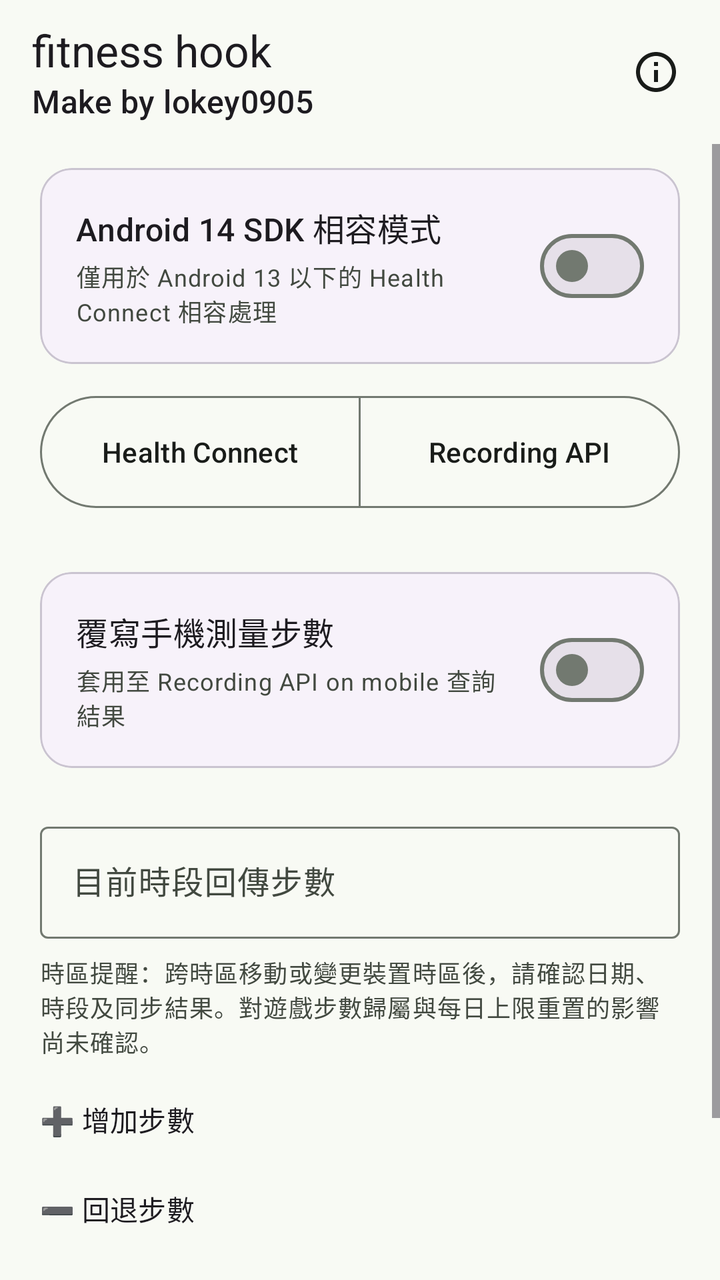
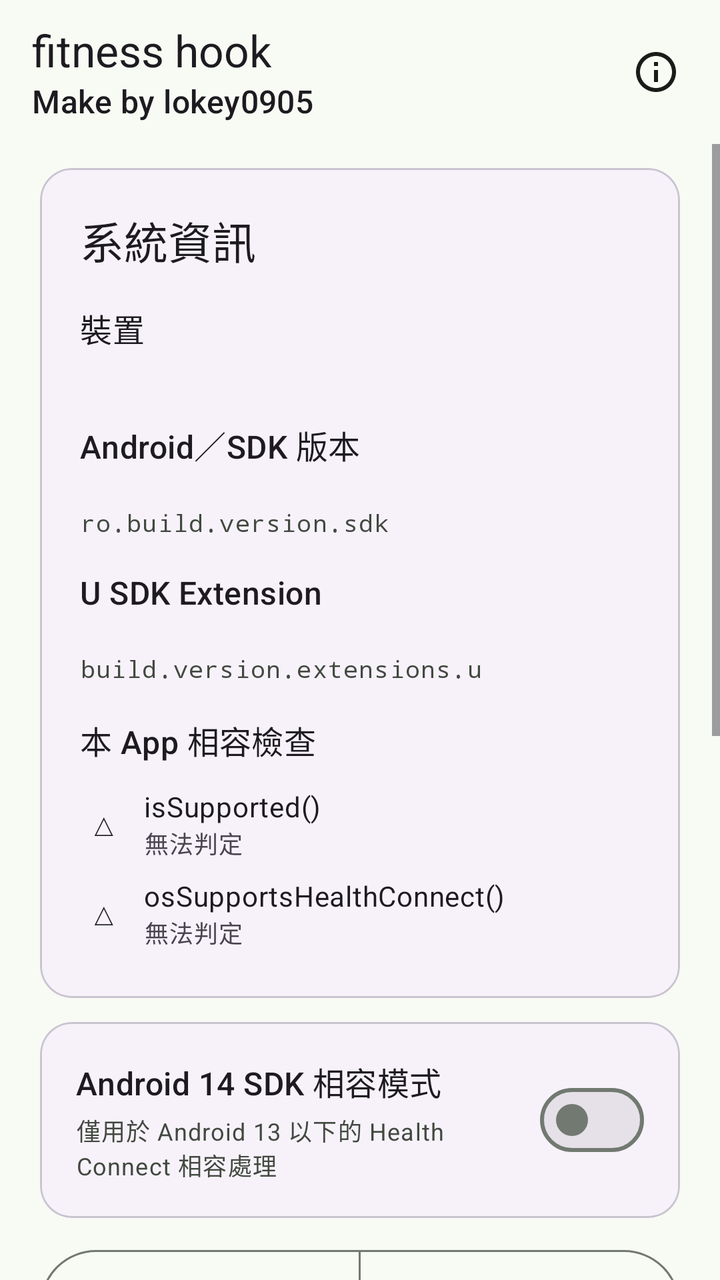

Screens rendered from an Android XML layout before and after an edit, with the pre-edit source and the edit as a unified diff.
<!-- AndroidManifest.xml: activity theme Theme.FitnessHooks -->
<!-- res/layout/activity_hook_settings.xml -->
<?xml version="1.0" encoding="utf-8"?>
<LinearLayout xmlns:android="http://schemas.android.com/apk/res/android"
    xmlns:app="http://schemas.android.com/apk/res-auto"
    android:layout_width="match_parent"
    android:layout_height="match_parent"
    android:orientation="vertical">

    <com.google.android.material.appbar.MaterialToolbar
        android:id="@+id/toolbar"
        android:layout_width="match_parent"
        android:layout_height="wrap_content"
        android:minHeight="72dp"
        android:paddingStart="8dp"
        android:paddingEnd="8dp"
        app:menu="@menu/hook_settings_actions"
        app:subtitle="@string/settings_subtitle"
        app:title="@string/settings_title" />

    <ScrollView
        android:layout_width="match_parent"
        android:layout_height="0dp"
        android:layout_weight="1"
        android:clipToPadding="false"
        android:fillViewport="true">

        <LinearLayout
            android:layout_width="match_parent"
            android:layout_height="wrap_content"
            android:orientation="vertical"
            android:paddingStart="20dp"
            android:paddingTop="12dp"
            android:paddingEnd="20dp"
            android:paddingBottom="28dp">

            <LinearLayout
                android:id="@+id/common_controls"
                android:layout_width="match_parent"
                android:layout_height="wrap_content"
                android:orientation="vertical">

                <com.google.android.material.card.MaterialCardView
                    android:id="@+id/sdk_hook_card"
                    android:layout_width="match_parent"
                    android:layout_height="wrap_content"
                    android:layout_marginBottom="12dp"
                    app:cardBackgroundColor="?attr/colorSurfaceContainerLow"
                    app:cardCornerRadius="16dp"
                    app:cardElevation="0dp">

                    <LinearLayout
                        android:layout_width="match_parent"
                        android:layout_height="wrap_content"
                        android:gravity="center_vertical"
                        android:orientation="horizontal"
                        android:padding="18dp">

                        <LinearLayout
                            android:layout_width="0dp"
                            android:layout_height="wrap_content"
                            android:layout_weight="1"
                            android:orientation="vertical"
                            android:paddingStart="0dp"
                            android:paddingEnd="12dp">

                            <TextView
                                android:layout_width="match_parent"
                                android:layout_height="wrap_content"
                                android:text="@string/sdk_hook"
                                android:textAppearance="?attr/textAppearanceTitleMedium" />

                            <TextView
                                android:id="@+id/sdk_hook_summary"
                                android:layout_width="match_parent"
                                android:layout_height="wrap_content"
                                android:layout_marginTop="4dp"
                                android:text="@string/sdk_hook_summary"
                                android:textAppearance="?attr/textAppearanceBodySmall"
                                android:textColor="?attr/colorOnSurfaceVariant" />
                        </LinearLayout>

                        <com.google.android.material.materialswitch.MaterialSwitch
                            android:id="@+id/sdk_hook_switch"
                            android:layout_width="wrap_content"
                            android:layout_height="wrap_content"
                            android:contentDescription="@string/sdk_hook" />
                    </LinearLayout>
                </com.google.android.material.card.MaterialCardView>

                <com.google.android.material.card.MaterialCardView
                    android:id="@+id/module_status_card"
                    android:layout_width="match_parent"
                    android:layout_height="wrap_content"
                    android:layout_marginBottom="12dp"
                    android:visibility="gone"
                    app:cardBackgroundColor="?attr/colorErrorContainer"
                    app:cardCornerRadius="16dp"
                    app:cardElevation="0dp">

                    <LinearLayout
                        android:layout_width="match_parent"
                        android:layout_height="wrap_content"
                        android:orientation="vertical"
                        android:padding="18dp">

                        <TextView
                            android:layout_width="match_parent"
                            android:layout_height="wrap_content"
                            android:text="@string/module_inactive_title"
                            android:textAppearance="?attr/textAppearanceTitleMedium"
                            android:textColor="?attr/colorOnErrorContainer" />

                        <TextView
                            android:layout_width="match_parent"
                            android:layout_height="wrap_content"
                            android:layout_marginTop="4dp"
                            android:text="@string/module_inactive_summary"
                            android:textAppearance="?attr/textAppearanceBodyMedium"
                            android:textColor="?attr/colorOnErrorContainer" />
                    </LinearLayout>
                </com.google.android.material.card.MaterialCardView>
            </LinearLayout>

            <com.google.android.material.button.MaterialButtonToggleGroup
                android:id="@+id/step_mode_group"
                android:layout_width="match_parent"
                android:layout_height="wrap_content"
                android:layout_marginBottom="16dp"
                app:selectionRequired="true"
                app:singleSelection="true">

                <com.google.android.material.button.MaterialButton
                    android:id="@+id/mode_health"
                    style="?attr/materialButtonOutlinedStyle"
                    android:layout_width="0dp"
                    android:layout_height="64dp"
                    android:layout_weight="1"
                    android:paddingStart="8dp"
                    android:paddingEnd="8dp"
                    android:text="@string/mode_health"
                    android:textAllCaps="false"
                    android:textSize="14sp" />

                <com.google.android.material.button.MaterialButton
                    android:id="@+id/mode_recording"
                    style="?attr/materialButtonOutlinedStyle"
                    android:layout_width="0dp"
                    android:layout_height="64dp"
                    android:layout_weight="1"
                    android:paddingStart="8dp"
                    android:paddingEnd="8dp"
                    android:text="@string/mode_recording"
                    android:textAllCaps="false"
                    android:textSize="14sp" />
            </com.google.android.material.button.MaterialButtonToggleGroup>

            <LinearLayout
                android:id="@+id/health_controls"
                android:layout_width="match_parent"
                android:layout_height="wrap_content"
                android:layout_marginBottom="16dp"
                android:orientation="vertical"
                android:visibility="gone">

                <TextView
                    android:id="@+id/health_status"
                    android:layout_width="match_parent"
                    android:layout_height="wrap_content"
                    android:layout_marginBottom="12dp"
                    android:accessibilityLiveRegion="polite"
                    android:textAppearance="?attr/textAppearanceBodyMedium" />

                <com.google.android.material.card.MaterialCardView
                    android:id="@+id/health_action"
                    android:layout_width="match_parent"
                    android:layout_height="wrap_content"
                    android:layout_marginBottom="12dp"
                    android:clickable="true"
                    android:focusable="true"
                    android:minHeight="48dp"
                    android:screenReaderFocusable="true"
                    app:cardBackgroundColor="?attr/colorSurfaceContainerLow"
                    app:cardCornerRadius="16dp"
                    app:cardElevation="0dp"
                    app:rippleColor="?attr/colorControlHighlight">

                    <LinearLayout
                        android:layout_width="match_parent"
                        android:layout_height="wrap_content"
                        android:gravity="center_vertical"
                        android:orientation="horizontal"
                        android:padding="18dp">

                        <LinearLayout
                            android:layout_width="0dp"
                            android:layout_height="wrap_content"
                            android:layout_weight="1"
                            android:orientation="vertical"
                            android:paddingStart="0dp"
                            android:paddingEnd="12dp">

                            <TextView
                                android:id="@+id/health_action_title"
                                android:layout_width="match_parent"
                                android:layout_height="wrap_content"
                                android:focusable="false"
                                android:text="@string/health_grant"
                                android:textAppearance="?attr/textAppearanceTitleMedium" />

                            <TextView
                                android:id="@+id/health_action_summary"
                                android:layout_width="match_parent"
                                android:layout_height="wrap_content"
                                android:layout_marginTop="4dp"
                                android:focusable="false"
                                android:text="@string/health_grant_summary"
                                android:textAppearance="?attr/textAppearanceBodySmall"
                                android:textColor="?attr/colorOnSurfaceVariant" />
                        </LinearLayout>

                        <androidx.appcompat.widget.AppCompatImageView
                            android:layout_width="24dp"
                            android:layout_height="24dp"
                            android:contentDescription="@null"
                            android:importantForAccessibility="no"
                            app:srcCompat="@drawable/ic_chevron_right"
                            app:tint="?attr/colorOnSurfaceVariant" />
                    </LinearLayout>
                </com.google.android.material.card.MaterialCardView>

                <com.google.android.material.card.MaterialCardView
                    android:id="@+id/health_settings"
                    android:layout_width="match_parent"
                    android:layout_height="wrap_content"
                    android:clickable="true"
                    android:focusable="true"
                    android:minHeight="48dp"
                    android:screenReaderFocusable="true"
                    app:cardBackgroundColor="?attr/colorSurfaceContainerLow"
                    app:cardCornerRadius="16dp"
                    app:cardElevation="0dp"
                    app:rippleColor="?attr/colorControlHighlight">

                    <LinearLayout
                        android:layout_width="match_parent"
                        android:layout_height="wrap_content"
                        android:gravity="center_vertical"
                        android:orientation="horizontal"
                        android:padding="18dp">

                        <LinearLayout
                            android:layout_width="0dp"
                            android:layout_height="wrap_content"
                            android:layout_weight="1"
                            android:orientation="vertical"
                            android:paddingStart="0dp"
                            android:paddingEnd="12dp">

                            <TextView
                                android:layout_width="match_parent"
                                android:layout_height="wrap_content"
                                android:focusable="false"
                                android:text="@string/health_settings"
                                android:textAppearance="?attr/textAppearanceTitleMedium" />

                            <TextView
                                android:layout_width="match_parent"
                                android:layout_height="wrap_content"
                                android:layout_marginTop="4dp"
                                android:focusable="false"
                                android:text="@string/health_settings_summary"
                                android:textAppearance="?attr/textAppearanceBodySmall"
                                android:textColor="?attr/colorOnSurfaceVariant" />
                        </LinearLayout>

                        <androidx.appcompat.widget.AppCompatImageView
                            android:layout_width="24dp"
                            android:layout_height="24dp"
                            android:contentDescription="@null"
                            android:importantForAccessibility="no"
                            app:srcCompat="@drawable/ic_chevron_right"
                            app:tint="?attr/colorOnSurfaceVariant" />
                    </LinearLayout>
                </com.google.android.material.card.MaterialCardView>
            </LinearLayout>

            <com.google.android.material.card.MaterialCardView
                android:id="@+id/recording_controls"
                android:layout_width="match_parent"
                android:layout_height="wrap_content"
                android:layout_marginTop="12dp"
                app:cardBackgroundColor="?attr/colorSurfaceContainerLow"
                app:cardCornerRadius="16dp"
                app:cardElevation="0dp">

                <LinearLayout
                    android:layout_width="match_parent"
                    android:layout_height="wrap_content"
                    android:gravity="center_vertical"
                    android:orientation="horizontal"
                    android:padding="18dp">

                    <LinearLayout
                        android:layout_width="0dp"
                        android:layout_height="wrap_content"
                        android:layout_weight="1"
                        android:orientation="vertical"
                        android:paddingStart="0dp"
                        android:paddingEnd="12dp">

                        <TextView
                            android:layout_width="match_parent"
                            android:layout_height="wrap_content"
                            android:text="@string/step_hook"
                            android:textAppearance="?attr/textAppearanceTitleMedium" />

                        <TextView
                            android:layout_width="match_parent"
                            android:layout_height="wrap_content"
                            android:layout_marginTop="4dp"
                            android:text="@string/step_hook_summary"
                            android:textAppearance="?attr/textAppearanceBodySmall"
                            android:textColor="?attr/colorOnSurfaceVariant" />
                    </LinearLayout>

                    <com.google.android.material.materialswitch.MaterialSwitch
                        android:id="@+id/step_hook_switch"
                        android:layout_width="wrap_content"
                        android:layout_height="wrap_content" />
                </LinearLayout>
            </com.google.android.material.card.MaterialCardView>

            <com.google.android.material.textfield.TextInputLayout
                android:id="@+id/step_count_layout"
                style="@style/Widget.Material3.TextInputLayout.OutlinedBox"
                android:layout_width="match_parent"
                android:layout_height="wrap_content"
                android:layout_marginTop="24dp"
                android:hint="@string/step_count"
                app:suffixText="@string/step_unit">

                <com.google.android.material.textfield.TextInputEditText
                    android:id="@+id/step_count_input"
                    android:layout_width="match_parent"
                    android:layout_height="wrap_content"
                    android:imeOptions="actionDone"
                    android:inputType="number"
                    android:maxLength="7"
                    android:minHeight="56dp" />
            </com.google.android.material.textfield.TextInputLayout>

            <TextView
                android:id="@+id/health_hour"
                android:layout_width="match_parent"
                android:layout_height="wrap_content"
                android:layout_marginTop="8dp"
                android:textAppearance="?attr/textAppearanceLabelLarge"
                android:visibility="gone" />

            <TextView
                android:id="@+id/health_step_explanation"
                android:layout_width="match_parent"
                android:layout_height="wrap_content"
                android:layout_marginTop="4dp"
                android:text="@string/health_step_explanation"
                android:textAppearance="?attr/textAppearanceBodySmall"
                android:textColor="?attr/colorOnSurfaceVariant"
                android:visibility="gone" />

            <TextView
                android:id="@+id/step_limit_warning"
                android:layout_width="match_parent"
                android:layout_height="wrap_content"
                android:layout_marginTop="8dp"
                android:accessibilityLiveRegion="polite"
                android:text="@string/step_limit_warning"
                android:textAppearance="?attr/textAppearanceBodySmall"
                android:textColor="?attr/colorError"
                android:visibility="gone" />

            <TextView
                android:id="@+id/step_time_zone_notice"
                android:layout_width="match_parent"
                android:layout_height="wrap_content"
                android:layout_marginTop="8dp"
                android:text="@string/step_time_zone_notice"
                android:textAppearance="?attr/textAppearanceBodySmall"
                android:textColor="?attr/colorOnSurfaceVariant" />

            <TextView
                android:layout_width="match_parent"
                android:layout_height="wrap_content"
                android:layout_marginTop="20dp"
                android:text="@string/quick_add"
                android:textAppearance="?attr/textAppearanceTitleSmall" />

            <GridLayout
                android:id="@+id/increment_buttons"
                android:layout_width="match_parent"
                android:layout_height="wrap_content"
                android:layout_marginTop="8dp"
                android:columnCount="3"
                android:orientation="horizontal"
                android:rowCount="2" />

            <TextView
                android:layout_width="match_parent"
                android:layout_height="wrap_content"
                android:layout_marginTop="16dp"
                android:text="@string/quick_subtract"
                android:textAppearance="?attr/textAppearanceTitleSmall" />

            <GridLayout
                android:id="@+id/decrement_buttons"
                android:layout_width="match_parent"
                android:layout_height="wrap_content"
                android:layout_marginTop="8dp"
                android:columnCount="3"
                android:orientation="horizontal"
                android:rowCount="2" />

            <com.google.android.material.button.MaterialButton
                android:id="@+id/save_button"
                android:layout_width="match_parent"
                android:layout_height="56dp"
                android:layout_marginTop="28dp"
                android:text="@string/save"
                android:textAppearance="?attr/textAppearanceLabelLarge"
                app:cornerRadius="20dp" />
        </LinearLayout>
    </ScrollView>
</LinearLayout>
<!-- resources referenced by this layout -->
<resources>
  <!-- drawable ic_chevron_right (drawable) -->
  <?xml version="1.0" encoding="utf-8"?>
  <vector xmlns:android="http://schemas.android.com/apk/res/android"
      xmlns:tools="http://schemas.android.com/tools"
      android:width="24dp"
      android:height="24dp"
      android:viewportWidth="24"
      android:viewportHeight="24"
      tools:ignore="NewApi">
    <path
        android:name="path"
        android:pathData="M 8.59 16.59 L 13.17 12 L 8.59 7.41 L 10 6 L 16 12 L 10 18 L 8.59 16.59 Z"
        android:fillColor="#000"
        android:strokeWidth="1"/>
  </vector>
  <string name="health_grant">授權寫入步數</string>
  <string name="health_grant_summary">管理本 App 的步數寫入權限</string>
  <string name="health_settings">開啟 Health Connect 設定</string>
  <string name="health_settings_summary">管理已連結 App、資料與權限</string>
  <string name="health_step_explanation">僅更新本 App 在目前小時的手動步數；重複同步不會累加，輸入 0 可清除這筆紀錄，其他來源不受影響。切換到下一小時後重新開始。這不是 Health Connect 的今日總步數。</string>
  <string name="mode_health">Health Connect</string>
  <string name="mode_recording">Recording API</string>
  <string name="module_inactive_summary">請在 LSPosed 啟用 Fitness Hooks，並將 Fitness Hooks 與目標 App 加入作用域，再強制停止並重新開啟本程式。</string>
  <string name="module_inactive_title">LSPosed 模組尚未啟用</string>
  <string name="quick_add">➕ 增加步數</string>
  <string name="quick_subtract">➖ 回退步數</string>
  <string name="save">儲存設定</string>
  <string name="sdk_hook">Android 14 SDK 相容模式</string>
  <string name="sdk_hook_summary">僅用於 Android 13 以下的 Health Connect 相容處理</string>
  <string name="settings_subtitle">Make by lokey0905</string>
  <string name="settings_title">fitness hook</string>
  <string name="step_count">目前時段回傳步數</string>
  <string name="step_hook">覆寫手機測量步數</string>
  <string name="step_hook_summary">套用至 Recording API on mobile 查詢結果</string>
  <string name="step_limit_warning">目前輸入已超過 50,000 步。Pikmin Bloom 的盆栽背包花苗每日最多採計 50,000 步，超過後須等隔天；這不是整個遊戲總步數的上限。\n\n此欄位是目前時段的步數，本 App 未讀取今日累計，請一併留意其他時段及來源的步數。</string>
  <string name="step_time_zone_notice">時區提醒：跨時區移動或變更裝置時區後，請確認日期、時段及同步結果。對遊戲步數歸屬與每日上限重置的影響尚未確認。</string>
  <string name="step_unit">步</string>
  <color name="pikmin_primary">#356A3E</color>
  <color name="pikmin_on_primary">#FFFFFF</color>
  <color name="pikmin_primary_container">#B7F1BA</color>
  <color name="pikmin_on_primary_container">#002109</color>
  <color name="pikmin_secondary">#52634F</color>
  <color name="pikmin_on_secondary">#FFFFFF</color>
  <color name="pikmin_secondary_container">#D5E8CF</color>
  <color name="pikmin_on_secondary_container">#101F10</color>
  <color name="pikmin_tertiary">#6B5D2F</color>
  <color name="pikmin_on_tertiary">#FFFFFF</color>
  <color name="pikmin_tertiary_container">#F4E19A</color>
  <color name="pikmin_on_tertiary_container">#231B00</color>
  <color name="pikmin_surface">#F8FAF4</color>
  <color name="pikmin_on_surface">#191C19</color>
  <color name="pikmin_surface_variant">#DEE5DA</color>
  <color name="pikmin_on_surface_variant">#424940</color>
  <color name="pikmin_outline">#727970</color>
  <!-- unchanged entries left out for length: 1 -->
</resources>

<!-- the commit's change to res/layout/activity_hook_settings.xml (unified diff, before → after) -->
@@ -31,6 +31,182 @@
             android:paddingTop="12dp"
             android:paddingEnd="20dp"
             android:paddingBottom="28dp">
+
+            <com.google.android.material.card.MaterialCardView
+                android:id="@+id/device_info_card"
+                android:layout_width="match_parent"
+                android:layout_height="wrap_content"
+                android:layout_marginBottom="12dp"
+                app:cardBackgroundColor="?attr/colorSurfaceContainerLow"
+                app:cardCornerRadius="16dp"
+                app:cardElevation="0dp">
+
+                <LinearLayout
+                    android:layout_width="match_parent"
+                    android:layout_height="wrap_content"
+                    android:orientation="vertical"
+                    android:padding="20dp">
+
+                    <TextView
+                        android:layout_width="match_parent"
+                        android:layout_height="wrap_content"
+                        android:layout_marginBottom="16dp"
+                        android:accessibilityHeading="true"
+                        android:text="@string/device_info_title"
+                        android:textAppearance="?attr/textAppearanceTitleLarge" />
+
+                    <TextView
+                        android:layout_width="match_parent"
+                        android:layout_height="wrap_content"
+                        android:text="@string/device_info_model_label"
+                        android:textAppearance="?attr/textAppearanceTitleMedium" />
+
+                    <TextView
+                        android:id="@+id/device_info_model"
+                        android:layout_width="match_parent"
+                        android:layout_height="wrap_content"
+                        android:layout_marginBottom="16dp"
+                        android:textAppearance="?attr/textAppearanceBodyMedium"
+                        android:textColor="?attr/colorOnSurfaceVariant"
+                        android:textIsSelectable="true" />
+
+                    <TextView
+                        android:layout_width="match_parent"
+                        android:layout_height="wrap_content"
+                        android:text="@string/device_info_android_label"
+                        android:textAppearance="?attr/textAppearanceTitleMedium" />
+
+                    <TextView
+                        android:id="@+id/device_info_android"
+                        android:layout_width="match_parent"
+                        android:layout_height="wrap_content"
+                        android:textAppearance="?attr/textAppearanceBodyMedium"
+                        android:textColor="?attr/colorOnSurfaceVariant"
+                        android:textIsSelectable="true" />
+
+                    <TextView
+                        android:layout_width="match_parent"
+                        android:layout_height="wrap_content"
+                        android:layout_marginBottom="16dp"
+                        android:fontFamily="monospace"
+                        android:text="@string/device_info_sdk_property"
+                        android:textAppearance="?attr/textAppearanceBodySmall"
+                        android:textColor="?attr/colorOnSurfaceVariant" />
+
+                    <TextView
+                        android:layout_width="match_parent"
+                        android:layout_height="wrap_content"
+                        android:text="@string/device_info_extension_label"
+                        android:textAppearance="?attr/textAppearanceTitleMedium" />
+
+                    <TextView
+                        android:id="@+id/device_info_extension"
+                        android:layout_width="match_parent"
+                        android:layout_height="wrap_content"
+                        android:textAppearance="?attr/textAppearanceBodyMedium"
+                        android:textColor="?attr/colorOnSurfaceVariant"
+                        android:textIsSelectable="true" />
+
+                    <TextView
+                        android:layout_width="match_parent"
+                        android:layout_height="wrap_content"
+                        android:layout_marginBottom="16dp"
+                        android:fontFamily="monospace"
+                        android:text="@string/device_info_extension_property"
+                        android:textAppearance="?attr/textAppearanceBodySmall"
+                        android:textColor="?attr/colorOnSurfaceVariant" />
+
+                    <TextView
+                        android:layout_width="match_parent"
+                        android:layout_height="wrap_content"
+                        android:layout_marginBottom="8dp"
+                        android:accessibilityHeading="true"
+                        android:text="@string/hc_probe_title"
+                        android:textAppearance="?attr/textAppearanceTitleMedium" />
+
+                    <LinearLayout
+                        android:layout_width="match_parent"
+                        android:layout_height="wrap_content"
+                        android:gravity="center_vertical"
+                        android:minHeight="40dp"
+                        android:orientation="horizontal"
+                        android:paddingVertical="4dp">
+
+                        <TextView
+                            android:id="@+id/hc_is_supported_icon"
+                            android:layout_width="wrap_content"
+                            android:layout_height="wrap_content"
+                            android:gravity="center"
+                            android:importantForAccessibility="no"
+                            android:minWidth="24dp"
+                            android:text="@string/device_info_icon_unknown"
+                            android:textAppearance="?attr/textAppearanceTitleMedium" />
+
+                        <LinearLayout
+                            android:layout_width="0dp"
+                            android:layout_height="wrap_content"
+                            android:layout_marginStart="8dp"
+                            android:layout_weight="1"
+                            android:orientation="vertical">
+
+                            <TextView
+                                android:layout_width="match_parent"
+                                android:layout_height="wrap_content"
+                                android:text="@string/hc_probe_is_supported"
+                                android:textAppearance="?attr/textAppearanceBodyMedium" />
+
+                            <TextView
+                                android:id="@+id/hc_is_supported_result"
+                                android:layout_width="match_parent"
+                                android:layout_height="wrap_content"
+                                android:accessibilityLiveRegion="polite"
+                                android:text="@string/hc_probe_unknown"
+                                android:textAppearance="?attr/textAppearanceBodySmall" />
+                        </LinearLayout>
+                    </LinearLayout>
+
+                    <LinearLayout
+                        android:layout_width="match_parent"
+                        android:layout_height="wrap_content"
+                        android:gravity="center_vertical"
+                        android:minHeight="40dp"
+                        android:orientation="horizontal"
+                        android:paddingVertical="4dp">
+
+                        <TextView
+                            android:id="@+id/hc_os_supports_icon"
+                            android:layout_width="wrap_content"
+                            android:layout_height="wrap_content"
+                            android:gravity="center"
+                            android:importantForAccessibility="no"
+                            android:minWidth="24dp"
+                            android:text="@string/device_info_icon_unknown"
+                            android:textAppearance="?attr/textAppearanceTitleMedium" />
+
+                        <LinearLayout
+                            android:layout_width="0dp"
+                            android:layout_height="wrap_content"
+                            android:layout_marginStart="8dp"
+                            android:layout_weight="1"
+                            android:orientation="vertical">
+
+                            <TextView
+                                android:layout_width="match_parent"
+                                android:layout_height="wrap_content"
+                                android:text="@string/hc_probe_os_supports"
+                                android:textAppearance="?attr/textAppearanceBodyMedium" />
+
+                            <TextView
+                                android:id="@+id/hc_os_supports_result"
+                                android:layout_width="match_parent"
+                                android:layout_height="wrap_content"
+                                android:accessibilityLiveRegion="polite"
+                                android:text="@string/hc_probe_unknown"
+                                android:textAppearance="?attr/textAppearanceBodySmall" />
+                        </LinearLayout>
+                    </LinearLayout>
+                </LinearLayout>
+            </com.google.android.material.card.MaterialCardView>
 
             <LinearLayout
                 android:id="@+id/common_controls"
<!-- resource entries referenced after the edit -->
@@ -15,6 +15,17 @@
         android:fillColor="#000"
         android:strokeWidth="1"/>
   </vector>
+  <string name="device_info_android_label">Android／SDK 版本</string>
+  <string name="device_info_extension_label">U SDK Extension</string>
+  <string name="device_info_extension_property" translatable="false">build.version.extensions.u</string>
+  <string name="device_info_icon_unknown" translatable="false">△</string>
+  <string name="device_info_model_label">裝置</string>
+  <string name="device_info_sdk_property" translatable="false">ro.build.version.sdk</string>
+  <string name="device_info_title">系統資訊</string>
+  <string name="hc_probe_is_supported" translatable="false">isSupported()</string>
+  <string name="hc_probe_os_supports" translatable="false">osSupportsHealthConnect()</string>
+  <string name="hc_probe_title">本 App 相容檢查</string>
+  <string name="hc_probe_unknown">無法判定</string>
   <string name="health_grant">授權寫入步數</string>
   <string name="health_grant_summary">管理本 App 的步數寫入權限</string>
   <string name="health_settings">開啟 Health Connect 設定</string>
